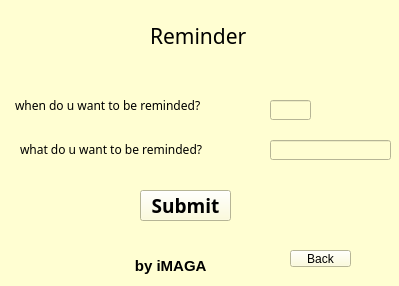
The window that ui_fileush.ui (iMAGA07/yandexProj) describes before a commit, drawn with Qt 5.
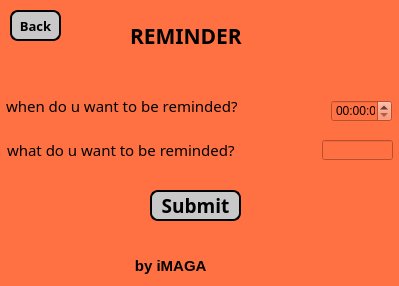
The same window after the commit.

```diff
--- a/ui_fileush.ui
+++ b/ui_fileush.ui
@@ -14,21 +14,21 @@
    <string>Form</string>
   </property>
   <property name="styleSheet">
-   <string notr="true">background-color: rgb(255, 254, 210);</string>
+   <string notr="true">background-color: #ff7142;</string>
   </property>
   <widget class="QLabel" name="label">
    <property name="geometry">
     <rect>
-     <x>15</x>
+     <x>6</x>
      <y>90</y>
-     <width>251</width>
+     <width>321</width>
      <height>31</height>
     </rect>
    </property>
    <property name="font">
     <font>
      <family>Yu Gothic UI Light</family>
-     <pointsize>9</pointsize>
+     <pointsize>11</pointsize>
     </font>
    </property>
    <property name="text">
@@ -38,16 +38,16 @@
   <widget class="QLabel" name="label_2">
    <property name="geometry">
     <rect>
-     <x>20</x>
+     <x>7</x>
      <y>134</y>
-     <width>241</width>
+     <width>301</width>
      <height>31</height>
     </rect>
    </property>
    <property name="font">
     <font>
      <family>Yu Gothic UI Light</family>
-     <pointsize>9</pointsize>
+     <pointsize>11</pointsize>
     </font>
    </property>
    <property name="text">
@@ -57,46 +57,41 @@
   <widget class="QLabel" name="label_3">
    <property name="geometry">
     <rect>
-     <x>150</x>
+     <x>130</x>
      <y>20</y>
-     <width>121</width>
+     <width>161</width>
      <height>31</height>
     </rect>
    </property>
    <property name="font">
     <font>
-     <family>Bahnschrift Light SemiCondensed</family>
+     <family>Bahnschrift SemiBold</family>
      <pointsize>16</pointsize>
+     <weight>75</weight>
+     <bold>true</bold>
     </font>
    </property>
    <property name="text">
-    <string>Reminder</string>
-   </property>
-  </widget>
-  <widget class="QLineEdit" name="lineEdit">
-   <property name="geometry">
-    <rect>
-     <x>270</x>
-     <y>100</y>
-     <width>41</width>
-     <height>20</height>
-    </rect>
+    <string>REMINDER</string>
    </property>
   </widget>
   <widget class="QLineEdit" name="lineEdit_2">
    <property name="geometry">
     <rect>
-     <x>270</x>
+     <x>322</x>
      <y>140</y>
-     <width>121</width>
+     <width>71</width>
      <height>20</height>
     </rect>
    </property>
+   <property name="styleSheet">
+    <string notr="true">color #ff7142;</string>
+   </property>
   </widget>
   <widget class="QPushButton" name="pushButton">
    <property name="geometry">
     <rect>
-     <x>140</x>
+     <x>150</x>
      <y>190</y>
      <width>91</width>
      <height>31</height>
@@ -110,6 +105,20 @@
      <bold>true</bold>
     </font>
    </property>
+   <property name="styleSheet">
+    <string notr="true">QPushButton {
+         border: 2px solid #000000;
+         border-radius :8px;
+         color: #000000;
+         background-color: #c8c8c8;;
+         min-width: 80px;
+     }
+
+QPushButton:pressed {
+         background-color: #c8c8c8;;
+	
+}</string>
+   </property>
    <property name="text">
     <string>Submit</string>
    </property>
@@ -138,16 +147,68 @@
   <widget class="QPushButton" name="pushButton_2">
    <property name="geometry">
     <rect>
-     <x>290</x>
-     <y>250</y>
-     <width>61</width>
-     <height>17</height>
+     <x>10</x>
+     <y>10</y>
+     <width>51</width>
+     <height>31</height>
     </rect>
    </property>
+   <property name="font">
+    <font>
+     <family>Bahnschrift SemiBold Condensed</family>
+     <pointsize>10</pointsize>
+     <weight>75</weight>
+     <bold>true</bold>
+    </font>
+   </property>
+   <property name="styleSheet">
+    <string notr="true">QPushButton {
+         border: 2px solid #000000;
+         border-radius :8px;
+         color: #000000;
+         background-color: #c8c8c8;;
+         min-width: 20px;
+     }
+
+QPushButton:pressed {
+         background-color: #c8c8c8;;
+	
+}</string>
+   </property>
    <property name="text">
     <string>Back</string>
    </property>
   </widget>
+  <widget class="QTimeEdit" name="tm">
+   <property name="geometry">
+    <rect>
+     <x>331</x>
+     <y>100</y>
+     <width>61</width>
+     <height>22</height>
+    </rect>
+   </property>
+  </widget>
+  <widget class="QLabel" name="label_5">
+   <property name="geometry">
+    <rect>
+     <x>240</x>
+     <y>230</y>
+     <width>151</width>
+     <height>31</height>
+    </rect>
+   </property>
+   <property name="font">
+    <font>
+     <family>Bahnschrift</family>
+     <weight>75</weight>
+     <bold>true</bold>
+    </font>
+   </property>
+   <property name="text">
+    <string/>
+   </property>
+  </widget>
  </widget>
  <resources/>
  <connections/>
```
Left out of the diff: 2 changed lines with no effect on the pictures.
